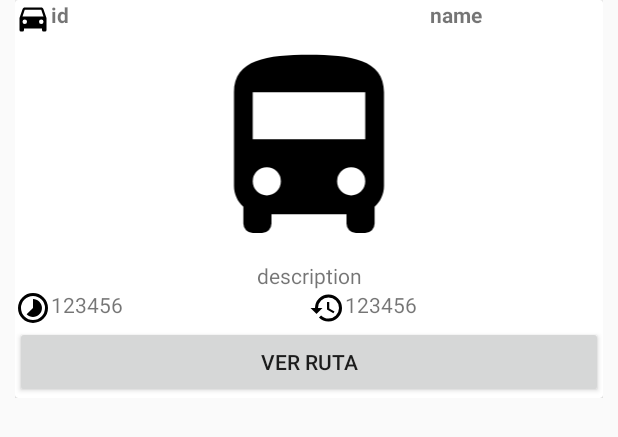
After one commit to miguel1995/ReouteSelectorSchool, an Android app: the layout item_view_bus.xml on its own in the app's theme, with its tools: preview values and no code run, on a phone screen of 412 x 824 dp. The commit adds this screen. Shown: the top 437 px of the screen. Run offline under Robolectric (Android 15) with nearby library versions, the phone set to English and light mode, and no system bars; network calls fail.

Commit message:
- Se agraga la información a los items de una lista

```diff
--- a/app/build.gradle
+++ b/app/build.gradle
@@ -25,4 +25,8 @@ dependencies {
     testImplementation 'junit:junit:4.12'
     androidTestImplementation 'com.android.support.test:runner:1.0.1'
     androidTestImplementation 'com.android.support.test.espresso:espresso-core:3.0.1'
+    implementation 'com.android.support:recyclerview-v7:26.1.0'
+    implementation 'com.android.support:cardview-v7:26.1.0'
+    compile 'com.squareup.picasso:picasso:2.5.2'
+
 }
--- /dev/null
+++ b/app/src/main/res/drawable-v24/bus.xml
@@ -0,0 +1,8 @@
+<!-- drawable/bus.xml -->
+<vector xmlns:android="http://schemas.android.com/apk/res/android"
+    android:height="24dp"
+    android:width="24dp"
+    android:viewportWidth="24"
+    android:viewportHeight="24">
+    <path android:fillColor="#000" android:pathData="M18,11H6V6H18M16.5,17A1.5,1.5 0 0,1 15,15.5A1.5,1.5 0 0,1 16.5,14A1.5,1.5 0 0,1 18,15.5A1.5,1.5 0 0,1 16.5,17M7.5,17A1.5,1.5 0 0,1 6,15.5A1.5,1.5 0 0,1 7.5,14A1.5,1.5 0 0,1 9,15.5A1.5,1.5 0 0,1 7.5,17M4,16C4,16.88 4.39,17.67 5,18.22V20A1,1 0 0,0 6,21H7A1,1 0 0,0 8,20V19H16V20A1,1 0 0,0 17,21H18A1,1 0 0,0 19,20V18.22C19.61,17.67 20,16.88 20,16V6C20,2.5 16.42,2 12,2C7.58,2 4,2.5 4,6V16Z" />
+</vector>
--- /dev/null
+++ b/app/src/main/res/drawable-v24/car.xml
@@ -0,0 +1,8 @@
+<!-- drawable/car.xml -->
+<vector xmlns:android="http://schemas.android.com/apk/res/android"
+    android:height="24dp"
+    android:width="24dp"
+    android:viewportWidth="24"
+    android:viewportHeight="24">
+    <path android:fillColor="#000" android:pathData="M5,11L6.5,6.5H17.5L19,11M17.5,16A1.5,1.5 0 0,1 16,14.5A1.5,1.5 0 0,1 17.5,13A1.5,1.5 0 0,1 19,14.5A1.5,1.5 0 0,1 17.5,16M6.5,16A1.5,1.5 0 0,1 5,14.5A1.5,1.5 0 0,1 6.5,13A1.5,1.5 0 0,1 8,14.5A1.5,1.5 0 0,1 6.5,16M18.92,6C18.72,5.42 18.16,5 17.5,5H6.5C5.84,5 5.28,5.42 5.08,6L3,12V20A1,1 0 0,0 4,21H5A1,1 0 0,0 6,20V19H18V20A1,1 0 0,0 19,21H20A1,1 0 0,0 21,20V12L18.92,6Z" />
+</vector>
--- /dev/null
+++ b/app/src/main/res/drawable-v24/restore.xml
@@ -0,0 +1,8 @@
+<!-- drawable/restore.xml -->
+<vector xmlns:android="http://schemas.android.com/apk/res/android"
+    android:height="24dp"
+    android:width="24dp"
+    android:viewportWidth="24"
+    android:viewportHeight="24">
+    <path android:fillColor="#000" android:pathData="M13,3A9,9 0 0,0 4,12H1L4.89,15.89L4.96,16.03L9,12H6A7,7 0 0,1 13,5A7,7 0 0,1 20,12A7,7 0 0,1 13,19C11.07,19 9.32,18.21 8.06,16.94L6.64,18.36C8.27,20 10.5,21 13,21A9,9 0 0,0 22,12A9,9 0 0,0 13,3M12,8V13L16.28,15.54L17,14.33L13.5,12.25V8H12Z" />
+</vector>
--- /dev/null
+++ b/app/src/main/res/drawable-v24/timelapse.xml
@@ -0,0 +1,8 @@
+<!-- drawable/timelapse.xml -->
+<vector xmlns:android="http://schemas.android.com/apk/res/android"
+    android:height="24dp"
+    android:width="24dp"
+    android:viewportWidth="24"
+    android:viewportHeight="24">
+    <path android:fillColor="#000" android:pathData="M12,20A8,8 0 0,1 4,12A8,8 0 0,1 12,4A8,8 0 0,1 20,12A8,8 0 0,1 12,20M12,2A10,10 0 0,0 2,12A10,10 0 0,0 12,22A10,10 0 0,0 22,12A10,10 0 0,0 12,2M16.24,7.76C15.07,6.58 13.53,6 12,6V12L7.76,16.24C10.1,18.58 13.9,18.58 16.24,16.24C18.59,13.9 18.59,10.1 16.24,7.76Z" />
+</vector>
--- /dev/null
+++ b/app/src/main/res/drawable/bus.xml
@@ -0,0 +1,8 @@
+<!-- drawable/bus.xml -->
+<vector xmlns:android="http://schemas.android.com/apk/res/android"
+    android:height="24dp"
+    android:width="24dp"
+    android:viewportWidth="24"
+    android:viewportHeight="24">
+    <path android:fillColor="#000" android:pathData="M18,11H6V6H18M16.5,17A1.5,1.5 0 0,1 15,15.5A1.5,1.5 0 0,1 16.5,14A1.5,1.5 0 0,1 18,15.5A1.5,1.5 0 0,1 16.5,17M7.5,17A1.5,1.5 0 0,1 6,15.5A1.5,1.5 0 0,1 7.5,14A1.5,1.5 0 0,1 9,15.5A1.5,1.5 0 0,1 7.5,17M4,16C4,16.88 4.39,17.67 5,18.22V20A1,1 0 0,0 6,21H7A1,1 0 0,0 8,20V19H16V20A1,1 0 0,0 17,21H18A1,1 0 0,0 19,20V18.22C19.61,17.67 20,16.88 20,16V6C20,2.5 16.42,2 12,2C7.58,2 4,2.5 4,6V16Z" />
+</vector>
--- /dev/null
+++ b/app/src/main/res/drawable/car.xml
@@ -0,0 +1,8 @@
+<!-- drawable/car.xml -->
+<vector xmlns:android="http://schemas.android.com/apk/res/android"
+    android:height="24dp"
+    android:width="24dp"
+    android:viewportWidth="24"
+    android:viewportHeight="24">
+    <path android:fillColor="#000" android:pathData="M5,11L6.5,6.5H17.5L19,11M17.5,16A1.5,1.5 0 0,1 16,14.5A1.5,1.5 0 0,1 17.5,13A1.5,1.5 0 0,1 19,14.5A1.5,1.5 0 0,1 17.5,16M6.5,16A1.5,1.5 0 0,1 5,14.5A1.5,1.5 0 0,1 6.5,13A1.5,1.5 0 0,1 8,14.5A1.5,1.5 0 0,1 6.5,16M18.92,6C18.72,5.42 18.16,5 17.5,5H6.5C5.84,5 5.28,5.42 5.08,6L3,12V20A1,1 0 0,0 4,21H5A1,1 0 0,0 6,20V19H18V20A1,1 0 0,0 19,21H20A1,1 0 0,0 21,20V12L18.92,6Z" />
+</vector>
--- /dev/null
+++ b/app/src/main/res/drawable/restore.xml
@@ -0,0 +1,8 @@
+<!-- drawable/restore.xml -->
+<vector xmlns:android="http://schemas.android.com/apk/res/android"
+    android:height="24dp"
+    android:width="24dp"
+    android:viewportWidth="24"
+    android:viewportHeight="24">
+    <path android:fillColor="#000" android:pathData="M13,3A9,9 0 0,0 4,12H1L4.89,15.89L4.96,16.03L9,12H6A7,7 0 0,1 13,5A7,7 0 0,1 20,12A7,7 0 0,1 13,19C11.07,19 9.32,18.21 8.06,16.94L6.64,18.36C8.27,20 10.5,21 13,21A9,9 0 0,0 22,12A9,9 0 0,0 13,3M12,8V13L16.28,15.54L17,14.33L13.5,12.25V8H12Z" />
+</vector>
--- /dev/null
+++ b/app/src/main/res/drawable/timelapse.xml
@@ -0,0 +1,8 @@
+<!-- drawable/timelapse.xml -->
+<vector xmlns:android="http://schemas.android.com/apk/res/android"
+    android:height="24dp"
+    android:width="24dp"
+    android:viewportWidth="24"
+    android:viewportHeight="24">
+    <path android:fillColor="#000" android:pathData="M12,20A8,8 0 0,1 4,12A8,8 0 0,1 12,4A8,8 0 0,1 20,12A8,8 0 0,1 12,20M12,2A10,10 0 0,0 2,12A10,10 0 0,0 12,22A10,10 0 0,0 22,12A10,10 0 0,0 12,2M16.24,7.76C15.07,6.58 13.53,6 12,6V12L7.76,16.24C10.1,18.58 13.9,18.58 16.24,16.24C18.59,13.9 18.59,10.1 16.24,7.76Z" />
+</vector>
--- /dev/null
+++ b/app/src/main/res/layout/item_view_bus.xml
@@ -0,0 +1,101 @@
+<?xml version="1.0" encoding="utf-8"?>
+
+<RelativeLayout xmlns:android="http://schemas.android.com/apk/res/android"
+    xmlns:app="http://schemas.android.com/apk/res-auto"
+    xmlns:tools="http://schemas.android.com/tools"
+    android:id="@+id/card_view"
+    android:layout_width="match_parent"
+    android:layout_height="wrap_content"
+    android:layout_marginBottom="10dp"
+    android:layout_marginLeft="10dp"
+    android:layout_marginRight="10dp">
+
+
+    <android.support.v7.widget.CardView
+        android:layout_width="match_parent"
+        android:layout_height="wrap_content" >
+
+        <LinearLayout
+            android:layout_width="match_parent"
+            android:layout_height="wrap_content"
+            android:orientation="vertical">
+
+            <LinearLayout
+                android:layout_width="match_parent"
+                android:layout_height="wrap_content"
+                android:orientation="horizontal">
+
+                <TextView
+                    android:id="@+id/textView_id"
+                    android:layout_width="match_parent"
+                    android:layout_height="wrap_content"
+                    android:layout_weight="1"
+                    android:text="id"
+                    android:textStyle="bold"
+                    android:drawableLeft="@drawable/car"/>
+
+                <TextView
+                    android:id="@+id/textView_name"
+                    android:layout_width="match_parent"
+                    android:layout_height="wrap_content"
+                    android:layout_weight="1"
+                    android:text="name"
+                    android:textStyle="bold"
+                    android:gravity="center"/>
+
+            </LinearLayout>
+
+            <LinearLayout
+                android:layout_width="match_parent"
+                android:layout_height="wrap_content"
+                android:orientation="vertical">
+
+                <ImageView
+                    android:id="@+id/imageView"
+                    android:layout_width="match_parent"
+                    android:layout_height="150dp"
+                    android:src="@drawable/bus"
+                    />
+
+                <TextView
+                    android:id="@+id/textView_description"
+                    android:layout_width="match_parent"
+                    android:layout_height="wrap_content"
+                    android:text="description"
+                    android:gravity="center"/>
+            </LinearLayout>
+
+            <LinearLayout
+                android:layout_width="match_parent"
+                android:layout_height="wrap_content"
+                android:orientation="horizontal">
+
+                <TextView
+                    android:id="@+id/textView_estimated_time_milliseconds"
+                    android:layout_width="match_parent"
+                    android:layout_height="wrap_content"
+                    android:layout_weight="1"
+                    android:text="123456"
+                    android:drawableLeft="@drawable/timelapse"/>
+
+                <TextView
+                    android:id="@+id/textView_retry_time_milliseconds"
+                    android:layout_width="match_parent"
+                    android:layout_height="wrap_content"
+                    android:layout_weight="1"
+                    android:text="123456"
+                    android:drawableLeft="@drawable/restore"
+                    />
+            </LinearLayout>
+            <Button
+                android:layout_width="match_parent"
+                android:layout_height="wrap_content"
+                android:text="Ver Ruta"/>
+
+        </LinearLayout>
+
+
+
+    </android.support.v7.widget.CardView>
+
+</RelativeLayout>
--- a/app/src/main/res/values/strings.xml
+++ b/app/src/main/res/values/strings.xml
@@ -1,3 +1,4 @@
 <resources>
     <string name="app_name">ReouteSelectorSchool</string>
+    <string name="route_string">Ruta No: </string>
 </resources>
```
Also changed, not shown: app/src/main/java/com/example/miguel/reouteselectorschool/BusesAdapter.java (added, +81 -0 lines), app/src/main/java/com/example/miguel/reouteselectorschool/MainActivity.java (+23 -18 lines), app/src/main/res/layout/activity_main.xml (+6 -18 lines), app/src/main/res/drawable-v24/default_image.jpg (added).
